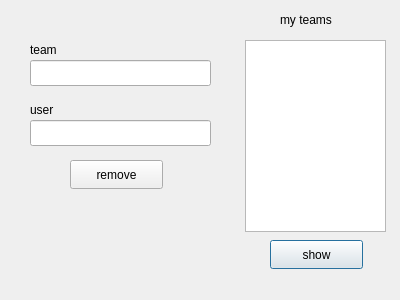
First picture: the form in dialog_remove_user_from_team.ui, repository annishelion/ap-projet, before the edit.
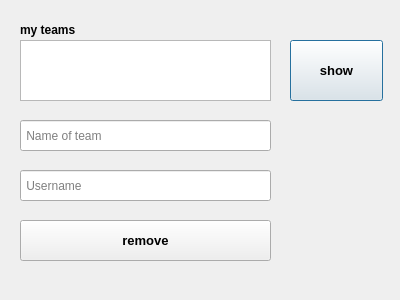
Second picture: the form after the edit.

The edit to the form file:
```diff
--- a/dialog_remove_user_from_team.ui
+++ b/dialog_remove_user_from_team.ui
@@ -16,22 +16,27 @@
   <widget class="QListWidget" name="list_my_teams_veiw">
    <property name="geometry">
     <rect>
-     <x>245</x>
+     <x>20</x>
      <y>40</y>
-     <width>141</width>
-     <height>192</height>
+     <width>251</width>
+     <height>61</height>
     </rect>
    </property>
   </widget>
   <widget class="QLabel" name="label">
    <property name="geometry">
     <rect>
-     <x>280</x>
-     <y>10</y>
+     <x>20</x>
+     <y>20</y>
      <width>63</width>
      <height>20</height>
     </rect>
    </property>
+   <property name="font">
+    <font>
+     <bold>true</bold>
+    </font>
+   </property>
    <property name="text">
     <string>my teams</string>
    </property>
@@ -39,71 +44,63 @@
   <widget class="QPushButton" name="pushButton">
    <property name="geometry">
     <rect>
-     <x>270</x>
-     <y>240</y>
+     <x>290</x>
+     <y>40</y>
      <width>93</width>
-     <height>29</height>
+     <height>61</height>
     </rect>
    </property>
+   <property name="font">
+    <font>
+     <pointsize>10</pointsize>
+     <bold>true</bold>
+    </font>
+   </property>
    <property name="text">
     <string>show</string>
    </property>
   </widget>
-  <widget class="QLabel" name="label_2">
-   <property name="geometry">
-    <rect>
-     <x>30</x>
-     <y>100</y>
-     <width>63</width>
-     <height>20</height>
-    </rect>
-   </property>
-   <property name="text">
-    <string>user </string>
-   </property>
-  </widget>
-  <widget class="QLabel" name="label_3">
-   <property name="geometry">
-    <rect>
-     <x>30</x>
-     <y>40</y>
-     <width>63</width>
-     <height>20</height>
-    </rect>
-   </property>
-   <property name="text">
-    <string>team</string>
-   </property>
-  </widget>
   <widget class="QLineEdit" name="team_input">
    <property name="geometry">
     <rect>
-     <x>30</x>
-     <y>60</y>
-     <width>181</width>
-     <height>26</height>
-    </rect>
-   </property>
-  </widget>
-  <widget class="QLineEdit" name="user_removed_input">
-   <property name="geometry">
-    <rect>
-     <x>30</x>
+     <x>20</x>
      <y>120</y>
-     <width>181</width>
-     <height>26</height>
+     <width>251</width>
+     <height>31</height>
     </rect>
+   </property>
+   <property name="placeholderText">
+    <string> Name of team</string>
+   </property>
+  </widget>
+  <widget class="QLineEdit" name="user_removed_input">
+   <property name="geometry">
+    <rect>
+     <x>20</x>
+     <y>170</y>
+     <width>251</width>
+     <height>31</height>
+    </rect>
+   </property>
+   <property name="placeholderText">
+    <string> Username</string>
    </property>
   </widget>
   <widget class="QPushButton" name="remove_btn">
    <property name="geometry">
     <rect>
-     <x>70</x>
-     <y>160</y>
-     <width>93</width>
-     <height>29</height>
+     <x>20</x>
+     <y>220</y>
+     <width>251</width>
+     <height>41</height>
     </rect>
    </property>
+   <property name="font">
+    <font>
+     <pointsize>10</pointsize>
+     <bold>true</bold>
+    </font>
+   </property>
    <property name="text">
     <string>remove</string>
    </property>
```
